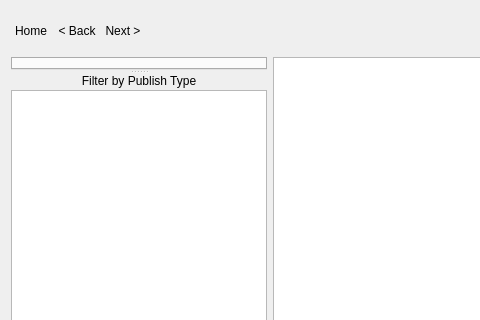
This is resources/dialog.ui in shotgunsoftware/tk-multi-loader2 as Qt 5 draws it before an edit; both pictures show x 0 to 480 and y 0 to 320 of the 1331 by 776 pixel window. The edited form follows.
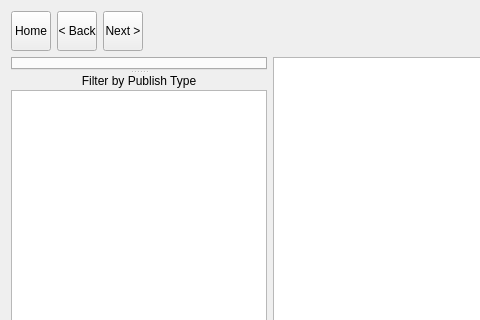
This is the edited form. Icons and pictures are not drawn.

Commit message: added outline to history buttons

The edit to the form file:
```diff
--- a/resources/dialog.ui
+++ b/resources/dialog.ui
@@ -42,9 +42,6 @@
           <iconset resource="resources.qrc">
            <normaloff>:/res/home.png</normaloff>:/res/home.png</iconset>
          </property>
-         <property name="autoRaise">
-          <bool>true</bool>
-         </property>
         </widget>
        </item>
        <item>
@@ -71,9 +68,6 @@
           <iconset resource="resources.qrc">
            <normaloff>:/res/arrow_back.png</normaloff>:/res/arrow_back.png</iconset>
          </property>
-         <property name="autoRaise">
-          <bool>true</bool>
-         </property>
         </widget>
        </item>
        <item>
@@ -100,9 +94,6 @@
           <iconset resource="resources.qrc">
            <normaloff>:/res/arrow_forward.png</normaloff>:/res/arrow_forward.png</iconset>
          </property>
-         <property name="autoRaise">
-          <bool>true</bool>
-         </property>
         </widget>
        </item>
        <item>
```
The commit also changes 1 other file.
